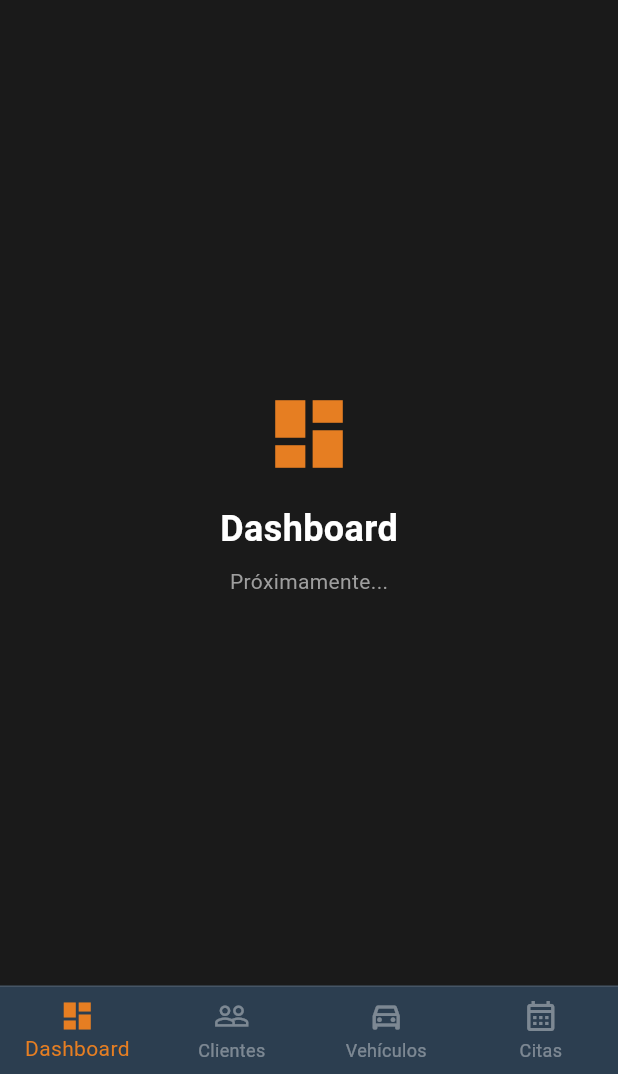
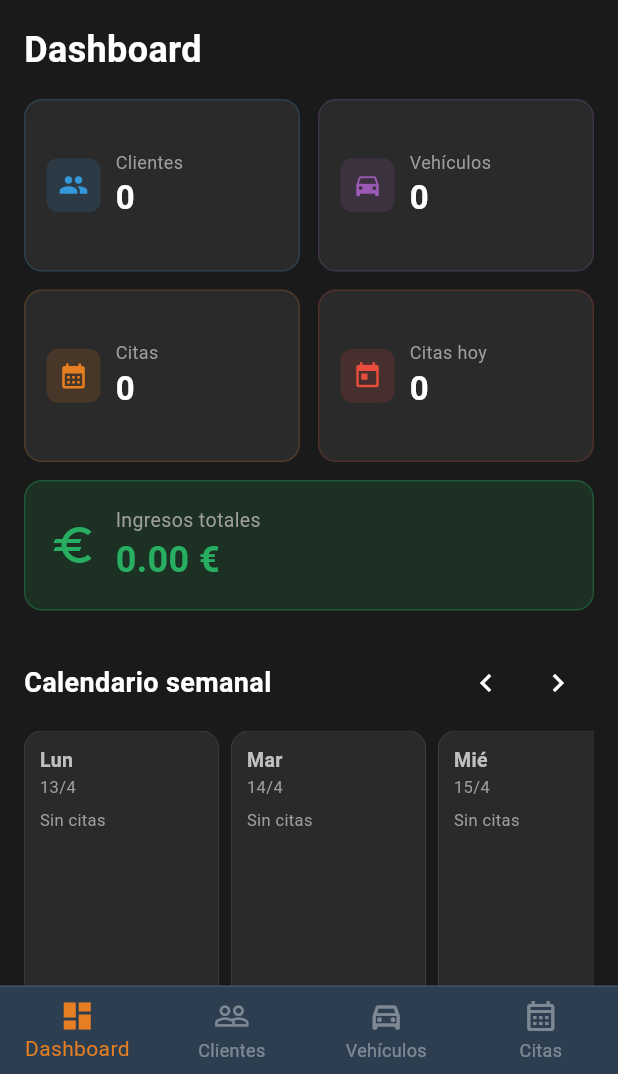
Before and after one commit to oscarsalt/taller_pro, a Flutter app: the MainLayout screen opened by its route, on a phone screen of 412 x 824 dp, the part 162-1236 px from its top. Run offline on Flutter 3.47's test engine with Material 3 defaults, Android fonts, the phone set to English and light mode, and no system bars; our stand-ins replace shared_preferences; accounts and stored records are empty; network calls fail.

Commit message:
s.p: dashboard completo

```diff
--- /dev/null
+++ b/lib/screens/dashboard_screen.dart
@@ -0,0 +1,379 @@
+import 'package:flutter/material.dart';
+import '../api_service.dart';
+
+class DashboardScreen extends StatefulWidget {
+  const DashboardScreen({super.key});
+
+  @override
+  State<DashboardScreen> createState() => _DashboardScreenState();
+}
+
+class _DashboardScreenState extends State<DashboardScreen> {
+  static const Color bgColor = Color(0xFF1A1A1A);
+  static const Color cardColor = Color(0xFF2A2A2A);
+  static const Color accentColor = Color(0xFFE67E22);
+
+  Map<String, dynamic> stats = {};
+  List<dynamic> citasSemana = [];
+  bool cargando = true;
+  int semanaOffset = 0;
+
+  final Map<String, Color> estadoColores = {
+    'pendiente': const Color(0xFFF39C12),
+    'en_proceso': const Color(0xFF2980B9),
+    'finalizada': const Color(0xFF27AE60),
+  };
+
+  @override
+  void initState() {
+    super.initState();
+    cargarDatos();
+  }
+
+  Future<void> cargarDatos() async {
+    setState(() => cargando = true);
+    try {
+      final s = await ApiService.get('/dashboard');
+      final c = await ApiService.get('/dashboard/semana');
+      setState(() {
+        stats = s is Map ? Map<String, dynamic>.from(s) : {};
+        citasSemana = c is List ? c : [];
+        cargando = false;
+      });
+    } catch (e) {
+      setState(() => cargando = false);
+    }
+  }
+
+  DateTime obtenerLunes() {
+    final hoy = DateTime.now();
+    final diff = hoy.weekday - 1;
+    return DateTime(hoy.year, hoy.month, hoy.day - diff)
+        .add(Duration(days: semanaOffset * 7));
+  }
+
+  List<DateTime> obtenerDiasSemana() {
+    final lunes = obtenerLunes();
+    return List.generate(7, (i) => lunes.add(Duration(days: i)));
+  }
+
+  List<dynamic> citasDelDia(DateTime fecha) {
+    final fechaStr =
+        '${fecha.year}-${fecha.month.toString().padLeft(2, '0')}-${fecha.day.toString().padLeft(2, '0')}';
+    return citasSemana.where((c) => c['fecha'] == fechaStr).toList();
+  }
+
+  double ingresosDelDia(DateTime fecha) {
+    return citasDelDia(fecha)
+        .fold(0.0, (sum, c) => sum + double.tryParse(c['coste'].toString())!);
+  }
+
+  @override
+  Widget build(BuildContext context) {
+    if (cargando) {
+      return const Center(child: CircularProgressIndicator(color: accentColor));
+    }
+
+    final dias = obtenerDiasSemana();
+    final hoy = DateTime.now();
+    final nombresDias = ['Lun', 'Mar', 'Mié', 'Jue', 'Vie', 'Sáb', 'Dom'];
+
+    return Scaffold(
+      backgroundColor: bgColor,
+      body: RefreshIndicator(
+        onRefresh: cargarDatos,
+        color: accentColor,
+        child: SingleChildScrollView(
+          physics: const AlwaysScrollableScrollPhysics(),
+          padding: const EdgeInsets.all(16),
+          child: Column(
+            crossAxisAlignment: CrossAxisAlignment.start,
+            children: [
+              const Text(
+                'Dashboard',
+                style: TextStyle(
+                  color: Colors.white,
+                  fontSize: 24,
+                  fontWeight: FontWeight.bold,
+                ),
+              ),
+              const SizedBox(height: 16),
+
+              // Tarjetas de estadísticas
+              GridView.count(
+                crossAxisCount: 2,
+                shrinkWrap: true,
+                physics: const NeverScrollableScrollPhysics(),
+                crossAxisSpacing: 12,
+                mainAxisSpacing: 12,
+                childAspectRatio: 1.6,
+                children: [
+                  _buildStatCard(
+                      'Clientes',
+                      stats['clientes']?.toString() ?? '0',
+                      Icons.people,
+                      const Color(0xFF3498DB)),
+                  _buildStatCard(
+                      'Vehículos',
+                      stats['vehiculos']?.toString() ?? '0',
+                      Icons.directions_car,
+                      const Color(0xFF9B59B6)),
+                  _buildStatCard('Citas', stats['citas']?.toString() ?? '0',
+                      Icons.calendar_month, accentColor),
+                  _buildStatCard(
+                      'Citas hoy',
+                      stats['citas_hoy']?.toString() ?? '0',
+                      Icons.today,
+                      const Color(0xFFE74C3C)),
+                ],
+              ),
+
+              const SizedBox(height: 12),
+
+              // Tarjeta de ingresos
+              Container(
+                width: double.infinity,
+                padding: const EdgeInsets.all(16),
+                decoration: BoxDecoration(
+                  color: const Color(0xFF27AE60).withOpacity(0.15),
+                  borderRadius: BorderRadius.circular(12),
+                  border: Border.all(
+                      color: const Color(0xFF27AE60).withOpacity(0.3)),
+                ),
+                child: Row(
+                  children: [
+                    const Icon(Icons.euro, color: Color(0xFF27AE60), size: 32),
+                    const SizedBox(width: 12),
+                    Column(
+                      crossAxisAlignment: CrossAxisAlignment.start,
+                      children: [
+                        const Text('Ingresos totales',
+                            style: TextStyle(color: Colors.grey, fontSize: 13)),
+                        Text(
+                          '${double.tryParse(stats['ingresos']?.toString() ?? '0')?.toStringAsFixed(2)} €',
+                          style: const TextStyle(
+                            color: Color(0xFF27AE60),
+                            fontSize: 24,
+                            fontWeight: FontWeight.bold,
+                          ),
+                        ),
+                      ],
+                    ),
+                  ],
+                ),
+              ),
+
+              const SizedBox(height: 24),
+
+              // Cabecera del calendario
+              Row(
+                children: [
+                  const Text(
+                    'Calendario semanal',
+                    style: TextStyle(
+                        color: Colors.white,
+                        fontSize: 18,
+                        fontWeight: FontWeight.bold),
+                  ),
+                  const Spacer(),
+                  IconButton(
+                    icon: const Icon(Icons.chevron_left, color: Colors.white),
+                    onPressed: () => setState(() => semanaOffset--),
+                  ),
+                  if (semanaOffset != 0)
+                    TextButton(
+                      onPressed: () => setState(() => semanaOffset = 0),
+                      child: const Text('Hoy',
+                          style: TextStyle(color: accentColor)),
+                    ),
+                  IconButton(
+                    icon: const Icon(Icons.chevron_right, color: Colors.white),
+                    onPressed: () => setState(() => semanaOffset++),
+                  ),
+                ],
+              ),
+
+              const SizedBox(height: 8),
+
+              // Calendario semanal
+              SizedBox(
+                height: 220,
+                child: ListView.builder(
+                  scrollDirection: Axis.horizontal,
+                  itemCount: 7,
+                  itemBuilder: (context, i) {
+                    final dia = dias[i];
+                    final esHoy = dia.day == hoy.day &&
+                        dia.month == hoy.month &&
+                        dia.year == hoy.year;
+                    final citas = citasDelDia(dia);
+                    final ingresos = ingresosDelDia(dia);
+
+                    return Container(
+                      width: 130,
+                      margin: const EdgeInsets.only(right: 8),
+                      padding: const EdgeInsets.all(10),
+                      decoration: BoxDecoration(
+                        color: esHoy ? const Color(0xFF1A2A3A) : cardColor,
+                        borderRadius: BorderRadius.circular(12),
+                        border: Border.all(
+                          color: esHoy ? accentColor : Colors.white12,
+                          width: esHoy ? 1.5 : 0.5,
+                        ),
+                      ),
+                      child: Column(
+                        crossAxisAlignment: CrossAxisAlignment.start,
+                        children: [
+                          Text(
+                            nombresDias[i],
+                            style: TextStyle(
+                              color: esHoy ? accentColor : Colors.white70,
+                              fontWeight: FontWeight.bold,
+                              fontSize: 13,
+                            ),
+                          ),
+                          Text(
+                            '${dia.day}/${dia.month}',
+                            style: const TextStyle(
+                                color: Colors.grey, fontSize: 11),
+                          ),
+                          const SizedBox(height: 6),
+                          Expanded(
+                            child: citas.isEmpty
+                                ? const Text('Sin citas',
+                                    style: TextStyle(
+                                        color: Colors.grey, fontSize: 11))
+                                : ListView(
+                                    children: citas.map((c) {
+                                      final color =
+                                          estadoColores[c['estado']] ??
+                                              Colors.grey;
+                                      return Container(
+                                        margin:
+                                            const EdgeInsets.only(bottom: 4),
+                                        padding: const EdgeInsets.symmetric(
+                                            horizontal: 6, vertical: 3),
+                                        decoration: BoxDecoration(
+                                          color: color.withOpacity(0.2),
+                                          borderRadius:
+                                              BorderRadius.circular(4),
+                                          border: Border.all(
+                                              color: color.withOpacity(0.4)),
+                                        ),
+                                        child: Column(
+                                          crossAxisAlignment:
+                                              CrossAxisAlignment.start,
+                                          children: [
+                                            Text(
+                                              c['hora']
+                                                      ?.toString()
+                                                      .substring(0, 5) ??
+                                                  '',
+                                              style: TextStyle(
+                                                  color: color,
+                                                  fontSize: 11,
+                                                  fontWeight: FontWeight.bold),
+                                            ),
+                                            Text(
+                                              c['nombre'] ?? '',
+                                              style: const TextStyle(
+                                                  color: Colors.white70,
+                                                  fontSize: 10),
+                                              overflow: TextOverflow.ellipsis,
+                                            ),
+                                          ],
+                                        ),
+                                      );
+                                    }).toList(),
+                                  ),
+                          ),
+                          if (citas.isNotEmpty) ...[
+                            const Divider(color: Colors.white12, height: 8),
+                            Text(
+                              '${ingresos.toStringAsFixed(2)} €',
+                              style: const TextStyle(
+                                color: Color(0xFF27AE60),
+                                fontSize: 11,
+                                fontWeight: FontWeight.bold,
+                              ),
+                            ),
+                          ]
+                        ],
+                      ),
+                    );
+                  },
+                ),
+              ),
+
+              // Leyenda
+              const SizedBox(height: 12),
+              Row(
+                children: [
+                  _buildLeyenda('Pendiente', const Color(0xFFF39C12)),
+                  const SizedBox(width: 12),
+                  _buildLeyenda('En proceso', const Color(0xFF2980B9)),
+                  const SizedBox(width: 12),
+                  _buildLeyenda('Finalizada', const Color(0xFF27AE60)),
+                ],
+              ),
+
+              const SizedBox(height: 24),
+            ],
+          ),
+        ),
+      ),
+    );
+  }
+
+  Widget _buildStatCard(
+      String titulo, String valor, IconData icon, Color color) {
+    return Container(
+      padding: const EdgeInsets.all(14),
+      decoration: BoxDecoration(
+        color: cardColor,
+        borderRadius: BorderRadius.circular(12),
+        border: Border.all(color: color.withOpacity(0.2)),
+      ),
+      child: Row(
+        children: [
+          Container(
+            padding: const EdgeInsets.all(8),
+            decoration: BoxDecoration(
+              color: color.withOpacity(0.15),
+              borderRadius: BorderRadius.circular(8),
+            ),
+            child: Icon(icon, color: color, size: 20),
+          ),
+          const SizedBox(width: 10),
+          Column(
+            crossAxisAlignment: CrossAxisAlignment.start,
+            mainAxisAlignment: MainAxisAlignment.center,
+            children: [
+              Text(titulo,
+                  style: const TextStyle(color: Colors.grey, fontSize: 12)),
+              Text(valor,
+                  style: const TextStyle(
+                      color: Colors.white,
+                      fontSize: 22,
+                      fontWeight: FontWeight.bold)),
+            ],
+          ),
+        ],
+      ),
+    );
+  }
+
+  Widget _buildLeyenda(String texto, Color color) {
+    return Row(
+      children: [
+        Container(
+            width: 12,
+            height: 12,
+            decoration: BoxDecoration(
+                color: color, borderRadius: BorderRadius.circular(2))),
+        const SizedBox(width: 4),
+        Text(texto, style: const TextStyle(color: Colors.grey, fontSize: 11)),
+      ],
+    );
+  }
+}
--- a/lib/widgets/main_layout.dart
+++ b/lib/widgets/main_layout.dart
@@ -1,5 +1,6 @@
 import 'package:flutter/material.dart';
 import 'package:shared_preferences/shared_preferences.dart';
+import '../screens/dashboard_screen.dart';
 
 class MainLayout extends StatefulWidget {
   const MainLayout({super.key});
@@ -46,8 +47,7 @@ class _MainLayoutState extends State<MainLayout> {
   Widget _buildCurrentScreen() {
     switch (_currentIndex) {
       case 0:
-        return const _PlaceholderScreen(
-            title: 'Dashboard', icon: Icons.dashboard);
+        return const DashboardScreen();
       case 1:
         return const _PlaceholderScreen(title: 'Clientes', icon: Icons.people);
       case 2:
@@ -57,8 +57,7 @@ class _MainLayoutState extends State<MainLayout> {
         return const _PlaceholderScreen(
             title: 'Citas', icon: Icons.calendar_month);
       default:
-        return const _PlaceholderScreen(
-            title: 'Dashboard', icon: Icons.dashboard);
+        return const DashboardScreen();
     }
   }
 
```
